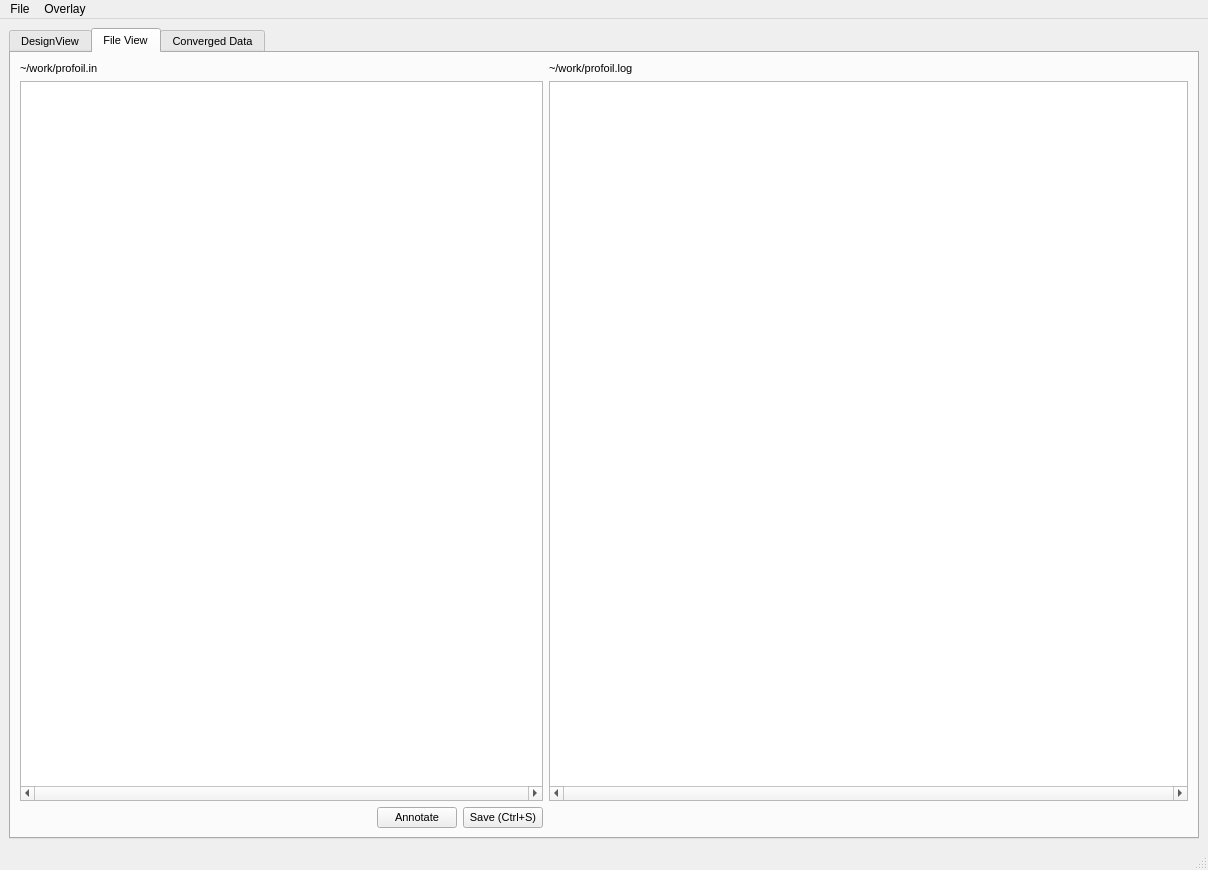
kjayawar/PROFOIL-UI, file GUI.ui: the form before one commit.
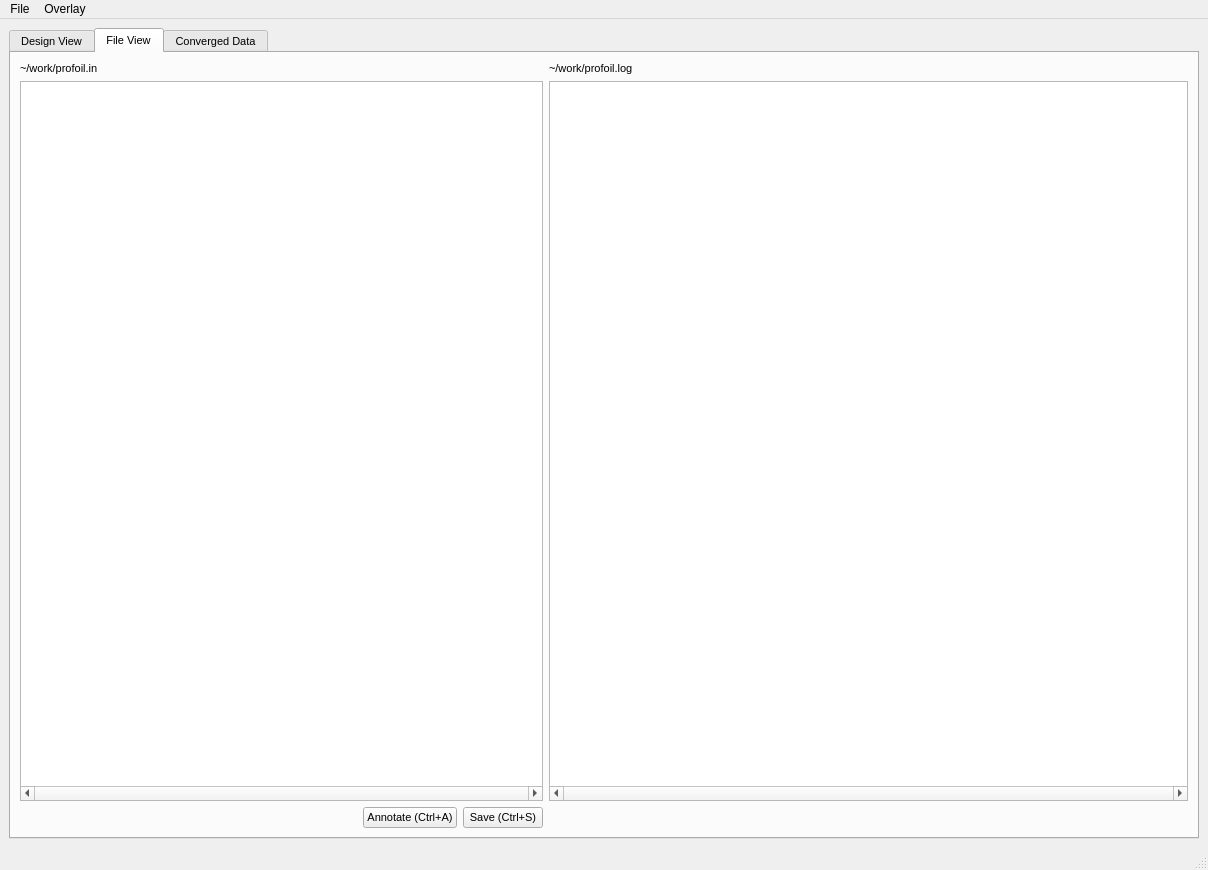
The form after the commit. The open tabs and pages were chosen to show the change.

```diff
--- a/GUI.ui
+++ b/GUI.ui
@@ -33,7 +33,7 @@
       </property>
       <widget class="QWidget" name="DesignView">
        <attribute name="title">
-        <string>DesignView</string>
+        <string>Design View</string>
        </attribute>
        <layout class="QHBoxLayout" name="horizontalLayout_10" stretch="6,1,0">
         <item>
@@ -420,7 +420,7 @@
           <item>
            <widget class="QPushButton" name="btn_annotate">
             <property name="text">
-             <string>Annotate</string>
+             <string>Annotate (Ctrl+A)</string>
             </property>
            </widget>
           </item>
```
